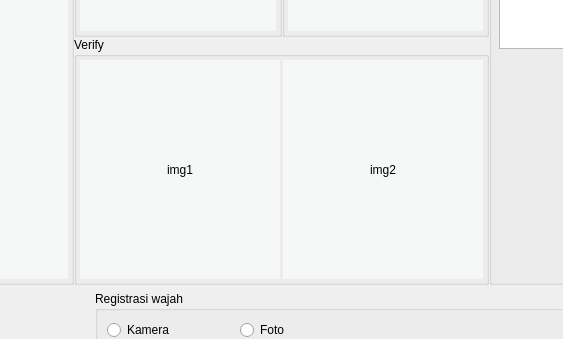
Qt form desain_v3.ui (yusufpraditya/face-recognition-app) before a commit; both pictures show x 575 to 1138 and y 249 to 588 of the 1280 by 722 pixel window.
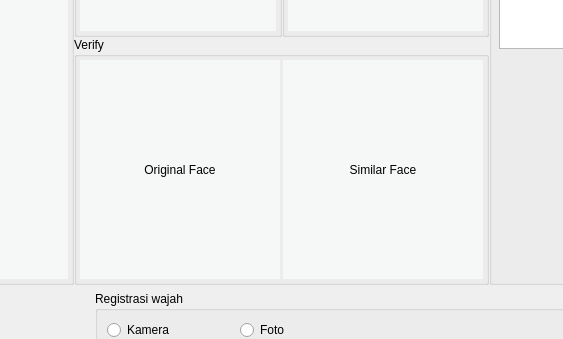
The same form after that commit. The open tabs and pages were chosen to show the change.

Patch:
```diff
--- a/desain_v3.ui
+++ b/desain_v3.ui
@@ -252,7 +252,7 @@
 qproperty-alignment: AlignCenter;</string>
               </property>
               <property name="text">
-               <string>img1</string>
+               <string>Original Face</string>
               </property>
               <property name="alignment">
                <set>Qt::AlignCenter</set>
@@ -267,7 +267,7 @@
 qproperty-alignment: AlignCenter;</string>
               </property>
               <property name="text">
-               <string>img2</string>
+               <string>Similar Face</string>
               </property>
               <property name="alignment">
                <set>Qt::AlignCenter</set>
```
Left out of the diff: 6 changed lines with no effect on the pictures.
